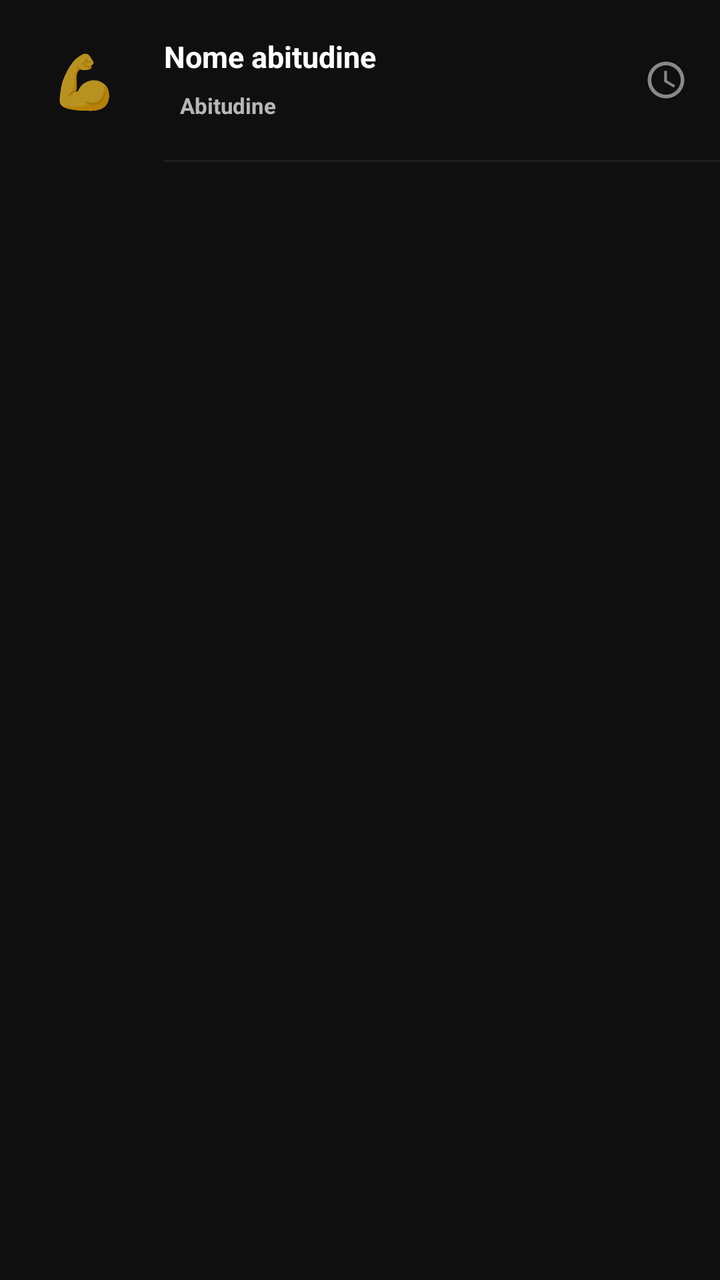
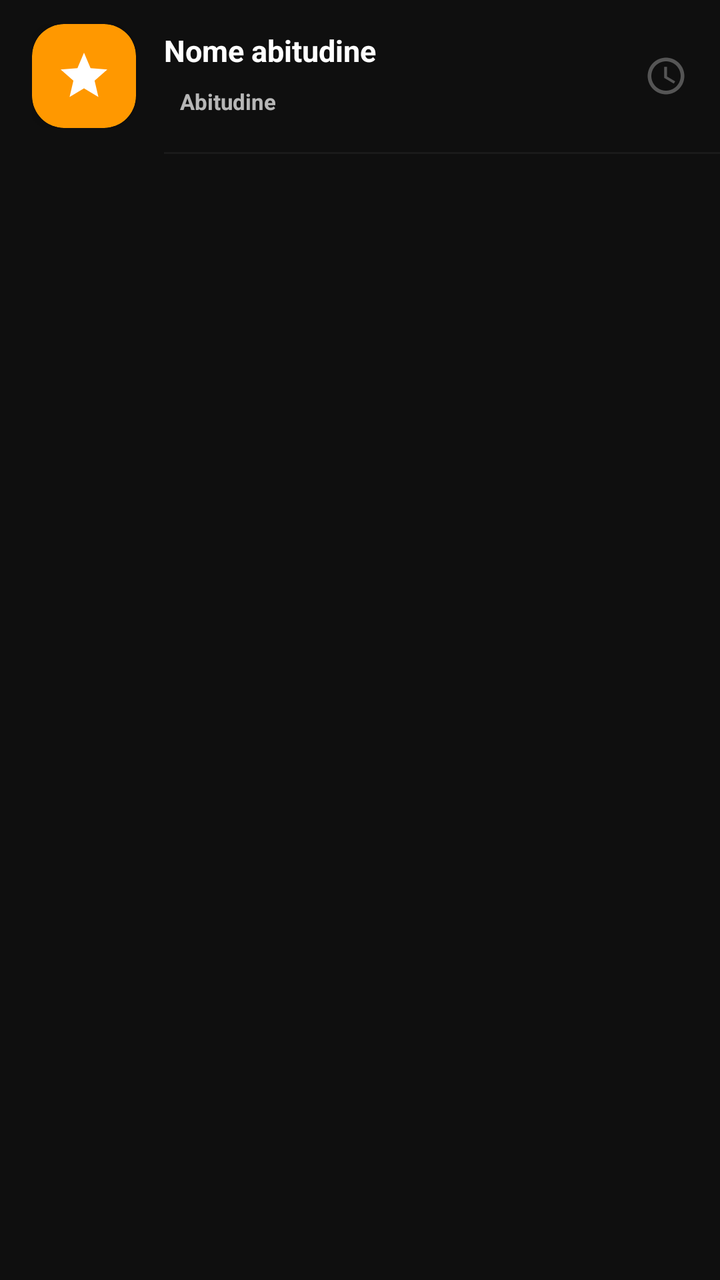

The first picture is an Android layout as it rendered before a commit; the second is the same layout after the commit. The layout source and the unified diff follow.
<!-- AndroidManifest.xml: application theme Theme.HabitTracker -->
<!-- res/layout/item_habit_dark.xml -->
<?xml version="1.0" encoding="utf-8"?>
<LinearLayout xmlns:android="http://schemas.android.com/apk/res/android"
    android:layout_width="match_parent"
    android:layout_height="wrap_content"
    android:orientation="vertical"
    android:background="?attr/selectableItemBackground">

    <LinearLayout
        android:layout_width="match_parent"
        android:layout_height="wrap_content"
        android:orientation="horizontal"
        android:gravity="center_vertical"
        android:paddingStart="16dp"
        android:paddingEnd="16dp"
        android:paddingTop="14dp"
        android:paddingBottom="14dp">

        
        <FrameLayout
            android:id="@+id/category_icon_container"
            android:layout_width="52dp"
            android:layout_height="52dp"
            android:elevation="2dp">

            <TextView
                android:id="@+id/tv_emoji"
                android:layout_width="match_parent"
                android:layout_height="match_parent"
                android:gravity="center"
                android:text="💪"
                android:textSize="26sp"/>
        </FrameLayout>

        
        <LinearLayout
            android:layout_width="0dp"
            android:layout_height="wrap_content"
            android:layout_weight="1"
            android:layout_marginStart="14dp"
            android:orientation="vertical">

            <TextView
                android:id="@+id/tv_name"
                android:layout_width="wrap_content"
                android:layout_height="wrap_content"
                android:text="Nome abitudine"
                android:textColor="#FFFFFF"
                android:textSize="15sp"
                android:textStyle="bold"
                android:maxLines="1"
                android:ellipsize="end"/>

            <TextView
                android:id="@+id/tv_category_badge"
                android:layout_width="wrap_content"
                android:layout_height="wrap_content"
                android:layout_marginTop="5dp"
                android:text="Abitudine"
                android:textSize="11sp"
                android:textStyle="bold"
                android:paddingStart="8dp"
                android:paddingEnd="8dp"
                android:paddingTop="2dp"
                android:paddingBottom="2dp"/>
        </LinearLayout>

        
        <ImageView
            android:id="@+id/iv_status"
            android:layout_width="22dp"
            android:layout_height="22dp"
            android:src="@drawable/ic_schedule"
            android:contentDescription="Stato"/>

    </LinearLayout>

    
    <View
        android:layout_width="match_parent"
        android:layout_height="1dp"
        android:layout_marginStart="82dp"
        android:background="#1F1F1F"/>

</LinearLayout>
<!-- resources referenced by this layout -->
<resources>
  <!-- drawable ic_schedule (drawable) -->
  <?xml version="1.0" encoding="utf-8"?>
  <vector xmlns:android="http://schemas.android.com/apk/res/android" android:width="24dp" android:height="24dp" android:viewportWidth="24" android:viewportHeight="24">
      <path android:fillColor="#888888" android:pathData="M11.99,2C6.47,2 2,6.48 2,12s4.47,10 9.99,10C17.52,22 22,17.52 22,12S17.52,2 11.99,2zM12,20c-4.42,0 -8,-3.58 -8,-8s3.58,-8 8,-8 8,3.58 8,8 -3.58,8 -8,8zM12.5,7H11v6l5.25,3.15 0.75,-1.23 -4.5,-2.67z"/>
  </vector>
  <style name="Theme.HabitTracker" parent="Theme.MaterialComponents.NoActionBar">
          <item name="colorPrimary">@color/accent</item>
          <item name="colorPrimaryDark">@color/primary_dark</item>
          <item name="colorAccent">@color/accent_light</item>
          <item name="android:windowBackground">@color/bg_dark</item>
          <item name="android:statusBarColor">@color/bg_dark</item>
          <item name="android:navigationBarColor">@color/bg_card</item>
      </style>
  <color name="accent">#D32F2F</color>
  <color name="primary_dark">#B71C1C</color>
  <color name="accent_light">#EF5350</color>
  <color name="bg_dark">#0F0F0F</color>
  <color name="bg_card">#1C1C1C</color>
</resources>

<!-- the commit's change to res/layout/item_habit_dark.xml (unified diff, before → after) -->
@@ -1,5 +1,6 @@
 <?xml version="1.0" encoding="utf-8"?>
 <LinearLayout xmlns:android="http://schemas.android.com/apk/res/android"
+    xmlns:app="http://schemas.android.com/apk/res-auto"
     android:layout_width="match_parent"
     android:layout_height="wrap_content"
     android:orientation="vertical"
@@ -12,24 +13,27 @@
         android:gravity="center_vertical"
         android:paddingStart="16dp"
         android:paddingEnd="16dp"
-        android:paddingTop="14dp"
-        android:paddingBottom="14dp">
+        android:paddingTop="12dp"
+        android:paddingBottom="12dp">
 
         
-        <FrameLayout
+        <com.google.android.material.card.MaterialCardView
             android:id="@+id/category_icon_container"
             android:layout_width="52dp"
             android:layout_height="52dp"
-            android:elevation="2dp">
+            app:cardCornerRadius="16dp"
+            app:cardElevation="4dp"
+            app:cardBackgroundColor="#FF9800"
+            app:strokeWidth="0dp">
 
-            <TextView
-                android:id="@+id/tv_emoji"
-                android:layout_width="match_parent"
-                android:layout_height="match_parent"
-                android:gravity="center"
-                android:text="💪"
-                android:textSize="26sp"/>
-        </FrameLayout>
+            <ImageView
+                android:id="@+id/iv_cat_icon"
+                android:layout_width="28dp"
+                android:layout_height="28dp"
+                android:layout_gravity="center"
+                android:src="@drawable/ic_cat_star"
+                android:contentDescription="Icona categoria"/>
+        </com.google.android.material.card.MaterialCardView>
 
         
         <LinearLayout
@@ -60,8 +64,8 @@
                 android:textStyle="bold"
                 android:paddingStart="8dp"
                 android:paddingEnd="8dp"
-                android:paddingTop="2dp"
-                android:paddingBottom="2dp"/>
+                android:paddingTop="3dp"
+                android:paddingBottom="3dp"/>
         </LinearLayout>
 
         
@@ -70,6 +74,7 @@
             android:layout_width="22dp"
             android:layout_height="22dp"
             android:src="@drawable/ic_schedule"
+            android:tint="#555555"
             android:contentDescription="Stato"/>
 
     </LinearLayout>
@@ -79,6 +84,6 @@
         android:layout_width="match_parent"
         android:layout_height="1dp"
         android:layout_marginStart="82dp"
-        android:background="#1F1F1F"/>
+        android:background="#1A1A1A"/>
 
 </LinearLayout>
<!-- resource entries referenced after the edit -->
@@ -1,5 +1,13 @@
 <!-- resources referenced by this layout -->
 <resources>
+  <!-- drawable ic_cat_star (drawable) -->
+  <?xml version="1.0" encoding="utf-8"?>
+  <vector xmlns:android="http://schemas.android.com/apk/res/android"
+      android:width="24dp" android:height="24dp"
+      android:viewportWidth="24" android:viewportHeight="24">
+      <path android:fillColor="#FFFFFF"
+          android:pathData="M12,17.27L18.18,21l-1.64,-7.03L22,9.24l-7.19,-0.61L12,2 9.19,8.63 2,9.24l5.46,4.73L5.82,21z"/>
+  </vector>
   <!-- drawable ic_schedule (drawable) -->
   <?xml version="1.0" encoding="utf-8"?>
   <vector xmlns:android="http://schemas.android.com/apk/res/android" android:width="24dp" android:height="24dp" android:viewportWidth="24" android:viewportHeight="24">
